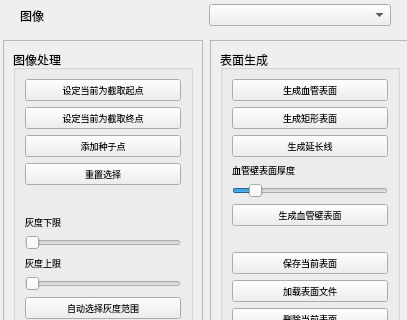
Old version of the form Plugins/Mipf_Plugin_CVA/CVSegmentationView.ui in the repository linson7017/MIPF; both pictures show x 0 to 407 and y 0 to 320 of the 407 by 939 pixel window.
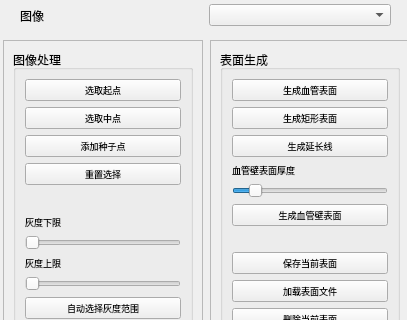
New version of the form. Icons and pictures are not drawn. Custom widgets are drawn as their Qt base class.

Patch:
```diff
--- a/Plugins/Mipf_Plugin_CVA/CVSegmentationView.ui
+++ b/Plugins/Mipf_Plugin_CVA/CVSegmentationView.ui
@@ -77,7 +77,10 @@
           </font>
          </property>
          <property name="text">
-          <string>设定当前为截取起点</string>
+          <string>选取起点</string>
+         </property>
+         <property name="checkable">
+          <bool>true</bool>
          </property>
         </widget>
        </item>
@@ -89,7 +92,10 @@
           </font>
          </property>
          <property name="text">
-          <string>设定当前为截取终点</string>
+          <string>选取中点</string>
+         </property>
+         <property name="checkable">
+          <bool>true</bool>
          </property>
         </widget>
        </item>
```
Left out of the diff: 9 changed lines with no effect on the pictures.
